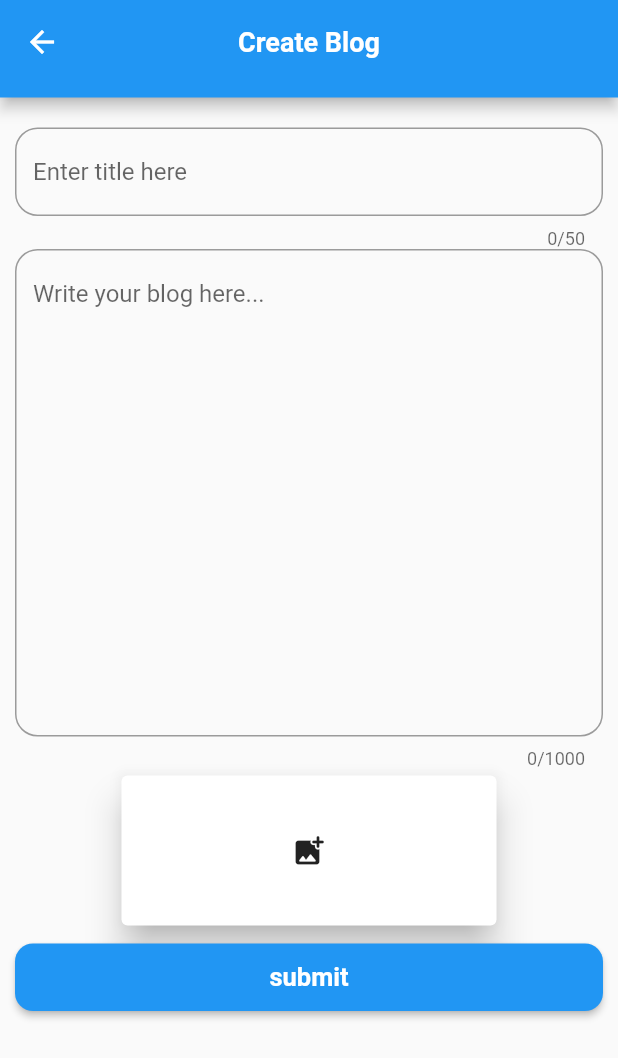
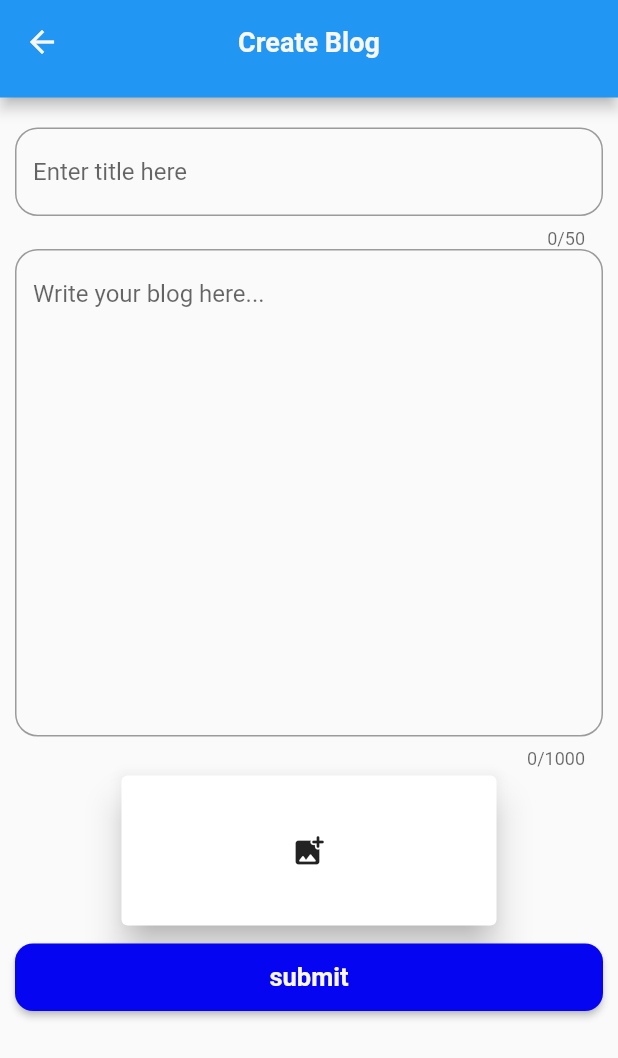
Before and after one commit to msnmuhsinpt/blog-_app, a Flutter app: the AddBlogScreen screen opened by its route, on a phone screen of 412 x 824 dp. Shown: the top 1058 px of the screen. Run offline on Flutter 3.47's test engine with Material 2 defaults, Android fonts, the phone set to English and light mode, and no system bars; our stand-ins replace equatable, flutter_bloc, flutter_easyloading, image_picker.

Commit message:
ui added

```diff
--- a/blog_app/lib/blocs/bloc/blog_bloc.dart
+++ b/blog_app/lib/blocs/bloc/blog_bloc.dart
@@ -1,9 +1,9 @@
 import 'package:equatable/equatable.dart';
 import 'package:flutter_bloc/flutter_bloc.dart';
+
 import '../../model/blog_model.dart';
 
 part 'blog_event.dart';
-
 part 'blog_state.dart';
 
 class BlogBloc extends Bloc<BlogEvent, BlogState> {
--- a/blog_app/lib/blocs/bloc_explore.dart
+++ b/blog_app/lib/blocs/bloc_explore.dart
@@ -1,2 +1,3 @@
 export 'package:flutter_bloc/flutter_bloc.dart';
+
 export 'bloc/blog_bloc.dart';
--- a/blog_app/lib/core/app_colors.dart
+++ b/blog_app/lib/core/app_colors.dart
@@ -1,6 +1,8 @@
-import 'package:flutter/material.dart';
+import 'dart:ui';
 
-const kBlack = Colors.black;
-const kWhite = Colors.white;
-const kBlue = Colors.blue;
-const kRed = Colors.red;
+class AppColor {
+  static const kWhite = Color(0xfff8f6f6);
+  static const kBlack = Color(0xff070707);
+  static const kBlue = Color(0xff0505f1);
+  static const kRed = Color(0xfff80303);
+}
--- /dev/null
+++ b/blog_app/lib/core/app_rout.dart
@@ -0,0 +1,36 @@
+// Cupertino page route
+import 'package:flutter/cupertino.dart';
+
+import '../model/blog_view_arg.dart';
+import '../ui/add_blog/screen/add_blog_screen.dart';
+import '../ui/blog_view/screen/blog_view_screen.dart';
+import '../ui/home/screen/home_screen.dart';
+import '../ui/splash/splash_screen.dart';
+
+Route onGenerateRoute(RouteSettings settings) {
+  Route page = CupertinoPageRoute(builder: (context) => const SplashScreen());
+  switch (settings.name) {
+    case "/splash":
+      page = CupertinoPageRoute(builder: (context) => const SplashScreen());
+      break;
+    case "/home":
+      page = CupertinoPageRoute(
+        builder: (context) => const HomeScreen(),
+      );
+      break;
+    case "/blogView":
+      final arguments = settings.arguments as BlogModelArg;
+
+      page = CupertinoPageRoute(
+        builder: (context) => BlogViewScreen(arguments.id.toString(),
+            arguments.title, arguments.imageUrl, arguments.content),
+      );
+      break;
+    case "/blogAdd":
+      page = CupertinoPageRoute(
+        builder: (context) => const AddBlogScreen(),
+      );
+      break;
+  }
+  return page;
+}
--- a/blog_app/lib/main.dart
+++ b/blog_app/lib/main.dart
@@ -1,13 +1,8 @@
-import 'package:blog_app/model/blog_view_arg.dart';
-import 'package:blog_app/ui/screens/add_blog/screen/add_blog_screen.dart';
-import 'package:flutter/cupertino.dart';
 import 'package:flutter/material.dart';
 import 'package:flutter_easyloading/flutter_easyloading.dart';
 
 import 'blocs/bloc_explore.dart';
-import 'ui/screens/blog_view/screen/blog_view_screen.dart';
-import 'ui/screens/home/screen/home_screen.dart';
-import 'ui/screens/splash/splash_screen.dart';
+import 'core/app_rout.dart';
 
 void main() {
   runApp(const MyApp());
@@ -32,32 +27,3 @@ class MyApp extends StatelessWidget {
     );
   }
 }
-
-// Cupertino page route
-Route onGenerateRoute(RouteSettings settings) {
-  Route page = CupertinoPageRoute(builder: (context) => const SplashScreen());
-  switch (settings.name) {
-    case "/splash":
-      page = CupertinoPageRoute(builder: (context) => const SplashScreen());
-      break;
-    case "/home":
-      page = CupertinoPageRoute(
-        builder: (context) => const HomeScreen(),
-      );
-      break;
-    case "/blogView":
-      final arguments = settings.arguments as BlogModelArg;
-
-      page = CupertinoPageRoute(
-        builder: (context) => BlogViewScreen(arguments.id.toString(),
-            arguments.title, arguments.imageUrl, arguments.content),
-      );
-      break;
-    case "/blogAdd":
-      page = CupertinoPageRoute(
-        builder: (context) => const AddBlogScreen(),
-      );
-      break;
-  }
-  return page;
-}
--- a/blog_app/lib/ui/screens/add_blog/screen/add_blog_screen.dart
+++ b/blog_app/lib/ui/add_blog/screen/add_blog_screen.dart
@@ -1,7 +1,7 @@
 import 'dart:developer';
 import 'dart:io';
+
 import 'package:blog_app/blocs/bloc_explore.dart';
-import 'package:blog_app/core/app_colors.dart';
 import 'package:blog_app/core/constance.dart';
 import 'package:blog_app/model/blog_model.dart';
 import 'package:blog_app/ui/widget/app_app_bar.dart';
@@ -9,6 +9,8 @@ import 'package:blog_app/ui/widget/app_text_view.dart';
 import 'package:flutter/material.dart';
 import 'package:flutter_easyloading/flutter_easyloading.dart';
 import 'package:image_picker/image_picker.dart';
+
+import '../../../core/app_colors.dart';
 
 class AddBlogScreen extends StatefulWidget {
   const AddBlogScreen({super.key});
@@ -151,7 +153,7 @@ class _AddBlogScreenState extends State<AddBlogScreen> {
                   height: 45,
                   child: ElevatedButton(
                     style: ElevatedButton.styleFrom(
-                        backgroundColor: kBlue,
+                        backgroundColor: AppColor.kBlue,
                         shape: RoundedRectangleBorder(
                           borderRadius: BorderRadius.circular(12),
                         )),
@@ -174,7 +176,7 @@ class _AddBlogScreenState extends State<AddBlogScreen> {
                       }
                     },
                     child: appTextView(
-                        name: 'submit', isBold: true, size: 17, color: kWhite),
+                        name: 'submit', isBold: true, size: 17, color: AppColor.kWhite),
                   ),
                 ),
                 dividerSH(),
--- a/blog_app/lib/ui/screens/home/screen/home_screen.dart
+++ b/blog_app/lib/ui/home/screen/home_screen.dart
@@ -1,7 +1,8 @@
 import 'package:blog_app/blocs/bloc_explore.dart';
 import 'package:blog_app/model/blog_model.dart';
-import 'package:blog_app/ui/screens/home/widget/home_main_card.dart';
 import 'package:flutter/material.dart';
+
+import '../widget/home_main_card.dart';
 
 class HomeScreen extends StatelessWidget {
   const HomeScreen({super.key});
--- a/blog_app/lib/ui/widget/app_app_bar.dart
+++ b/blog_app/lib/ui/widget/app_app_bar.dart
@@ -14,12 +14,12 @@ class AppAppBar extends StatelessWidget implements PreferredSizeWidget {
       leading: IconButton(
         icon: const Icon(
           Icons.arrow_back,
-          color: kWhite,
+          color: AppColor.kWhite,
         ),
         onPressed: (() => Navigator.popAndPushNamed(context, "/home")),
       ),
       centerTitle: true,
-      title: appTextView(name: titile, isBold: true, size: 18,color: kWhite),
+      title: appTextView(name: titile, isBold: true, size: 18,color: AppColor.kWhite),
     );
   }
 }
--- a/blog_app/lib/ui/widget/app_text_view.dart
+++ b/blog_app/lib/ui/widget/app_text_view.dart
@@ -5,7 +5,7 @@ Widget appTextView(
     {String name = "",
     double size = 15,
     int maxLines = 1,
-    Color color = kBlack,
+    Color color = AppColor.kBlack,
     bool isBold = false}) {
   return Text(
     name,
```
Also changed, not shown: blog_app/lib/ui/blog_view/screen/blog_view_screen.dart (renamed from blog_app/lib/ui/screens/blog_view/screen/blog_view_screen.dart, +6 -5 lines), blog_app/lib/ui/home/widget/home_main_card.dart (added, +80 -0 lines), blog_app/lib/ui/screens/home/widget/home_main_card.dart (deleted, +0 -69 lines), blog_app/lib/ui/splash/splash_screen.dart (renamed from blog_app/lib/ui/screens/splash/splash_screen.dart), 1 other file.
